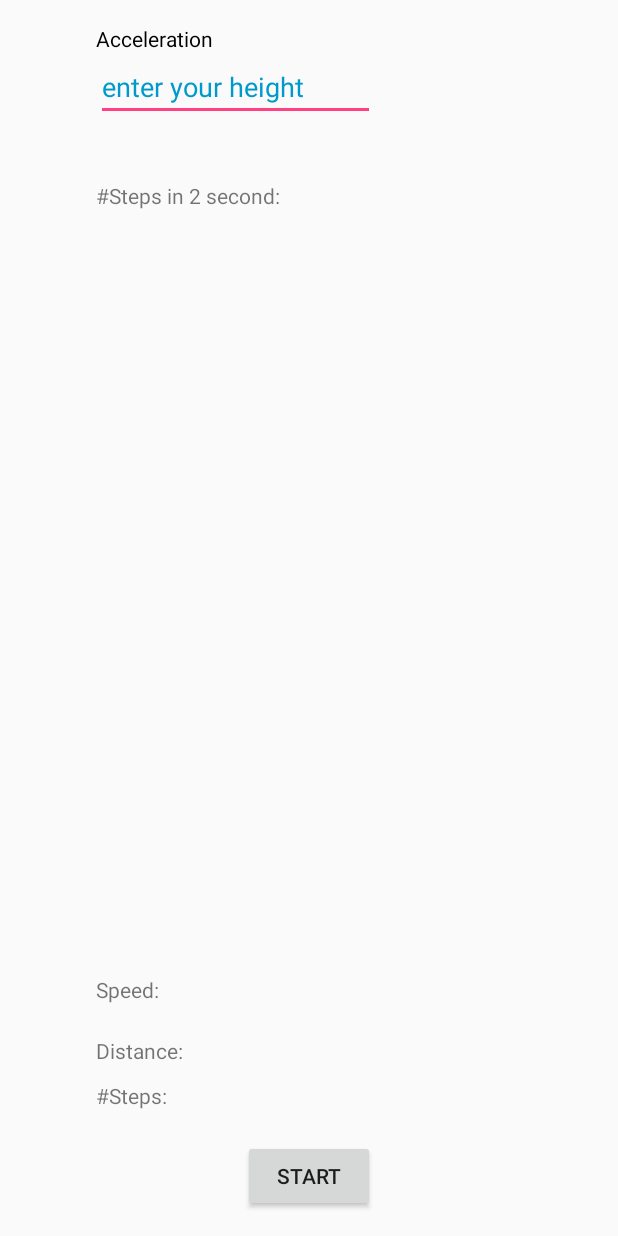
After one commit to sun-xiaofeng/COMP90018-Project, an Android app: the StepCounterActivity screen opened directly, with no data from a screen before it, on a phone screen of 412 x 824 dp. The commit adds this screen. Run offline under Robolectric (Android 15) with nearby library versions, the phone set to English and light mode, and no system bars.

Commit message:
add step counter with new functions

```diff
--- a/app/src/main/AndroidManifest.xml
+++ b/app/src/main/AndroidManifest.xml
@@ -23,7 +23,8 @@
             </intent-filter>
         </activity>
         <activity android:name=".CompassActivity" />
-        <activity android:name=".PedometerActivity"></activity>
+        <activity android:name=".PedometerActivity" />
+        <activity android:name=".service.StepCounterActivity"></activity>
     </application>
 
 </manifest>
--- a/app/src/main/java/comp90018/project2/weather/WeatherActivity.java
+++ b/app/src/main/java/comp90018/project2/weather/WeatherActivity.java
@@ -33,6 +33,7 @@ import comp90018.project2.weather.data.Units;
 import comp90018.project2.weather.fragments.ForecastFragment;
 import comp90018.project2.weather.listener.GeocodingServiceListener;
 import comp90018.project2.weather.service.GeocodingService;
+import comp90018.project2.weather.service.StepCounterActivity;
 import comp90018.project2.weather.service.WeatherServiceCallback;
 import comp90018.project2.weather.service.YahooWeatherService;
 
@@ -116,7 +117,7 @@ public class WeatherActivity extends AppCompatActivity implements WeatherService
         } else  {
             getWeatherForCurrentLocation();
         }
-//        Intent intent = new Intent(WeatherActivity.this, PedometerActivity.class);
+//        Intent intent = new Intent(WeatherActivity.this, StepCounterActivity.class);
 //        startActivity(intent);
     }
 
--- /dev/null
+++ b/app/src/main/java/comp90018/project2/weather/service/StepCounterActivity.java
@@ -0,0 +1,134 @@
+package comp90018.project2.weather.service;
+
+import android.hardware.Sensor;
+import android.hardware.SensorEvent;
+import android.hardware.SensorEventListener;
+import android.hardware.SensorManager;
+import android.support.v7.app.AppCompatActivity;
+import android.os.Bundle;
+import android.view.View;
+import android.widget.Button;
+import android.widget.EditText;
+import android.widget.TextView;
+
+import java.util.ArrayList;
+import java.util.List;
+
+import comp90018.project2.weather.R;
+
+public class StepCounterActivity extends AppCompatActivity implements SensorEventListener {
+
+    private TextView acceleration, steps2second, distanceText, speedtext, steps;
+    private Button show;
+    private EditText heightText;
+
+    private SensorManager sm;
+    private Sensor accelerometer;
+
+    private List<Double> list;
+    private List<Double> bigList;
+
+    private Boolean running = false;
+
+    private long startTime, endTime;
+    private double time, height, stride, speed, distance;
+
+    @Override
+    protected void onCreate(Bundle savedInstanceState) {
+        super.onCreate(savedInstanceState);
+        setContentView(R.layout.activity_step_counter);
+
+        acceleration = (TextView) findViewById(R.id.Acceleration);
+        steps = (TextView) findViewById(R.id.Steps);
+        show = (Button) findViewById(R.id.show);
+        steps2second = (TextView) findViewById(R.id.steps2sec);
+        heightText = (EditText) findViewById(R.id.height);
+        distanceText = (TextView) findViewById(R.id.distance);
+        speedtext = (TextView) findViewById(R.id.speed);
+
+        // Initialize Accelerometer sensor
+        sm = (SensorManager) getSystemService(SENSOR_SERVICE);
+        accelerometer = sm.getDefaultSensor(Sensor.TYPE_ACCELEROMETER);
+        sm.registerListener(this, accelerometer, SensorManager.SENSOR_DELAY_NORMAL);
+
+        show.setOnClickListener(new View.OnClickListener() {
+
+            public void onClick(View v) {
+                if (!running) {
+                    running = true;
+                    list = new ArrayList<Double>();
+                    bigList = new ArrayList<Double>();
+                    show.setText("Show result");
+                    startTime = System.currentTimeMillis();
+                    distance = 0;
+                    distanceText.setText("Distance: " + distance + " m");
+                    speed = 0;
+                    speedtext.setText("Speed: " + speed + " m/s");
+                    steps.setText("#Steps: " + 0 );
+                } else {
+                    running = false;
+                    show.setText("Start");
+                    steps.setText("#Steps: " + getSteps(bigList));
+                    distanceText.setText("Distance: " + distance + " m");
+                }
+            }
+
+        });
+
+    }
+
+    private int getSteps(List<Double> list) {
+        StatisticsUtil su = new StatisticsUtil();
+        double mean = su.findMean(list);
+        double std = su.standardDeviation(list, mean);
+        int stepsNumber = su.finAllPeaks(list, std);
+        list.clear();
+        return stepsNumber;
+    }
+
+    @Override
+    public void onSensorChanged(SensorEvent event) {
+        if (running) {
+            double x = event.values[0];
+            double y = event.values[1];
+            double z = event.values[2];
+            acceleration.setText("X: " + x + "\nY: " + y + "\nZ: " + z);
+            // calculate the magnitude mag^2 = x^2 + y^2 + z^2 and add mag to the list
+            // we deal with mag due to count steps in all directions as magnitude neglects directions.
+            double mag = Math.sqrt(Math.pow(x, 2) + Math.pow(y, 2) + Math.pow(y, 2));
+            list.add(mag);
+            bigList.add(mag);
+            endTime = System.currentTimeMillis();
+            time = (endTime - startTime) / 1000.0;
+            if (time >= 2.0) {
+                int stepsInTwoSeconds = getSteps(this.list);
+                steps2second.setText("#Steps in 2 second: " + stepsInTwoSeconds);
+                height = Double.valueOf(heightText.getText().toString())/100;
+                if (stepsInTwoSeconds > 0 && stepsInTwoSeconds <= 2) {
+                    stride = height / 5;
+                } else if (stepsInTwoSeconds > 2 && stepsInTwoSeconds <= 3) {
+                    stride = height / 4;
+                } else if (stepsInTwoSeconds > 3 && stepsInTwoSeconds <= 4) {
+                    stride = height / 3;
+                } else if (stepsInTwoSeconds > 4 && stepsInTwoSeconds <= 5) {
+                    stride = height / 2;
+                } else if (stepsInTwoSeconds > 5 && stepsInTwoSeconds <= 6) {
+                    stride = height / 1.2;
+                } else if (stepsInTwoSeconds > 6 && stepsInTwoSeconds < 8) {
+                    stride = height;
+                } else if (stepsInTwoSeconds >= 8) {
+                    stride = 1.2 * height;
+                }
+                distance += stepsInTwoSeconds * stride;
+                speed = stepsInTwoSeconds * stride / 2.0;
+                speedtext.setText("Speed: " + speed + " m/s");
+                startTime = endTime;
+            }
+        }
+    }
+
+    @Override
+    public void onAccuracyChanged(Sensor sensor, int accuracy) {
+
+    }
+}
--- /dev/null
+++ b/app/src/main/res/layout/activity_step_counter.xml
@@ -0,0 +1,85 @@
+<?xml version="1.0" encoding="utf-8"?>
+<RelativeLayout xmlns:android="http://schemas.android.com/apk/res/android"
+    xmlns:app="http://schemas.android.com/apk/res-auto"
+    xmlns:tools="http://schemas.android.com/tools"
+    android:id="@+id/activity_step_counter"
+    android:layout_width="match_parent"
+    android:layout_height="match_parent"
+    android:paddingBottom="16dp"
+    android:paddingLeft="64dp"
+    android:paddingRight="64dp"
+    android:paddingTop="16dp"
+    tools:context="comp90018.project2.weather.service.StepCounterActivity">
+
+    <TextView
+        android:layout_width="wrap_content"
+        android:layout_height="wrap_content"
+        android:text="Acceleration"
+        android:textColor="@android:color/black"
+        android:id="@+id/Acceleration"
+        android:layout_alignParentTop="true"
+        android:layout_alignParentLeft="true"
+        android:layout_alignParentStart="true" />
+
+    <EditText
+        android:id="@+id/height"
+        android:layout_width="wrap_content"
+        android:layout_height="wrap_content"
+        android:layout_alignEnd="@+id/show"
+        android:layout_alignRight="@+id/show"
+        android:layout_below="@+id/Acceleration"
+        android:ems="10"
+        android:hint="enter your height"
+        android:inputType="number"
+        android:textColor="@android:color/holo_blue_dark"
+        android:textColorHint="@android:color/holo_blue_dark" />
+
+    <TextView
+        android:text="#Steps in 2 second: "
+        android:layout_width="wrap_content"
+        android:layout_height="wrap_content"
+        android:id="@+id/steps2sec"
+        android:layout_below="@+id/height"
+        android:layout_alignParentLeft="true"
+        android:layout_alignParentStart="true"
+        android:layout_marginTop="40dp" />
+
+    <TextView
+        android:text="#Steps: "
+        android:layout_width="wrap_content"
+        android:layout_height="wrap_content"
+        android:id="@+id/Steps"
+        android:layout_marginBottom="20dp"
+        android:layout_above="@+id/show"
+        android:layout_alignParentLeft="true"
+        android:layout_alignParentStart="true" />
+
+    <Button
+        android:text="Start"
+        android:layout_width="wrap_content"
+        android:layout_height="wrap_content"
+        android:id="@+id/show"
+        android:layout_alignParentBottom="true"
+        android:layout_centerHorizontal="true" />
+
+    <TextView
+        android:text="Distance: "
+        android:layout_width="wrap_content"
+        android:layout_height="wrap_content"
+        android:layout_marginBottom="30dp"
+        android:id="@+id/distance"
+        android:layout_alignBottom="@+id/Steps"
+        android:layout_alignParentLeft="true"
+        android:layout_alignParentStart="true" />
+
+    <TextView
+        android:text="Speed: "
+        android:layout_width="wrap_content"
+        android:layout_height="wrap_content"
+        android:layout_marginBottom="21dp"
+        android:id="@+id/speed"
+        android:layout_above="@+id/distance"
+        android:layout_alignParentLeft="true"
+        android:layout_alignParentStart="true" />
+
+</RelativeLayout>
```
